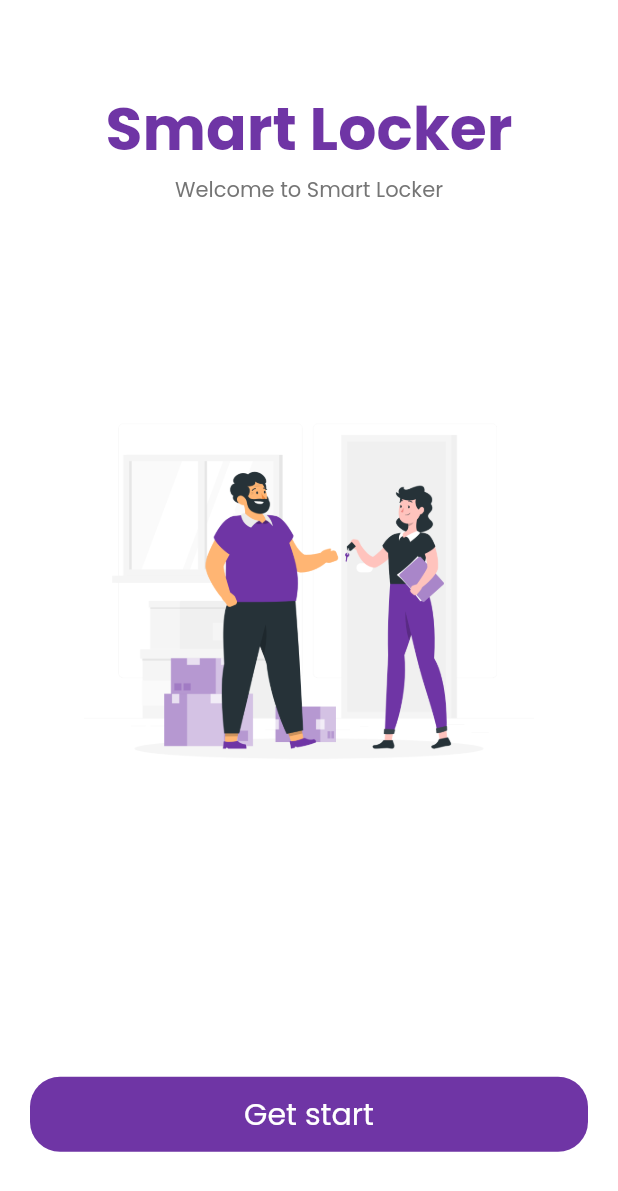
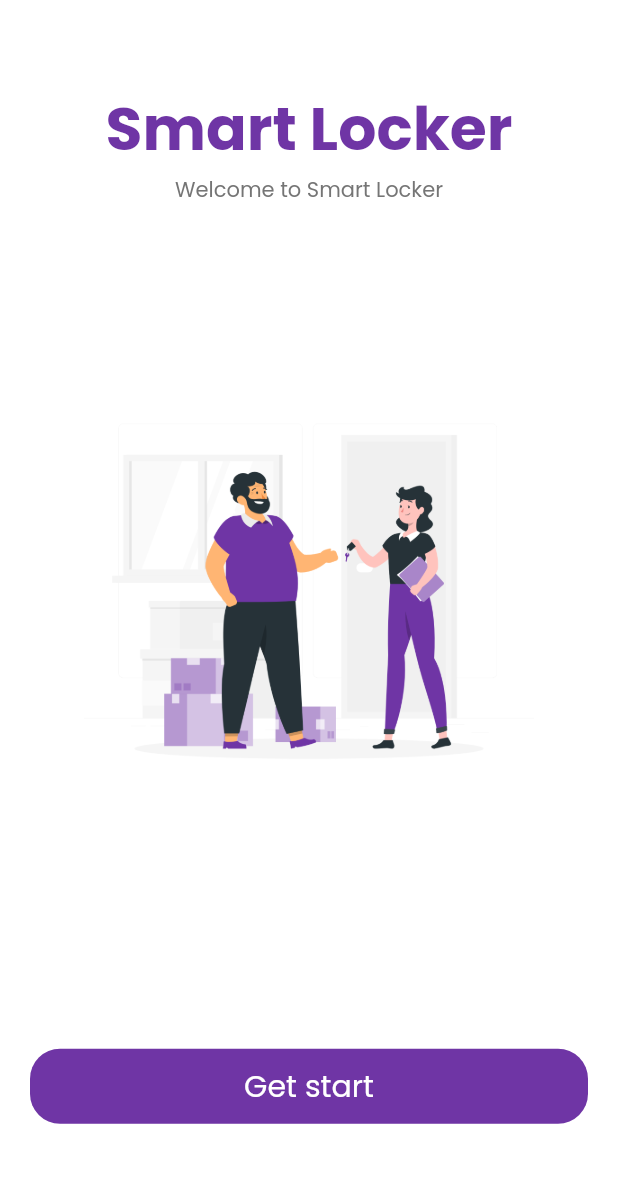
Before and after one commit to bbestbt/Smart-Locker, a Flutter app: the screen it shows after launch, on a phone screen of 412 x 824 dp. Shown: the top 1191 px of the screen. Run offline on Flutter 3.47's test engine with Material 2 defaults, Android fonts, the light colour scheme and no system bars; our stand-ins replace flutter_svg.

Commit message:
fix first page

```diff
--- a/lib/screens/app/components/body.dart
+++ b/lib/screens/app/components/body.dart
@@ -3,7 +3,6 @@ import 'package:locker/components/default_button.dart';
 import 'package:locker/constants.dart';
 import 'package:locker/screens/app/components/app_content.dart';
 import 'package:locker/screens/sign_in/sign_in_screen.dart';
-
 
 class Body extends StatefulWidget {
   @override
@@ -35,7 +34,7 @@ class _BodyState extends State<Body> {
                   child: Column(
                     children: <Widget>[
                       Spacer(
-                        flex: 3,
+                        flex: 2,
                       ),
                       DefaultButton(
                         text:"Get start",
```
